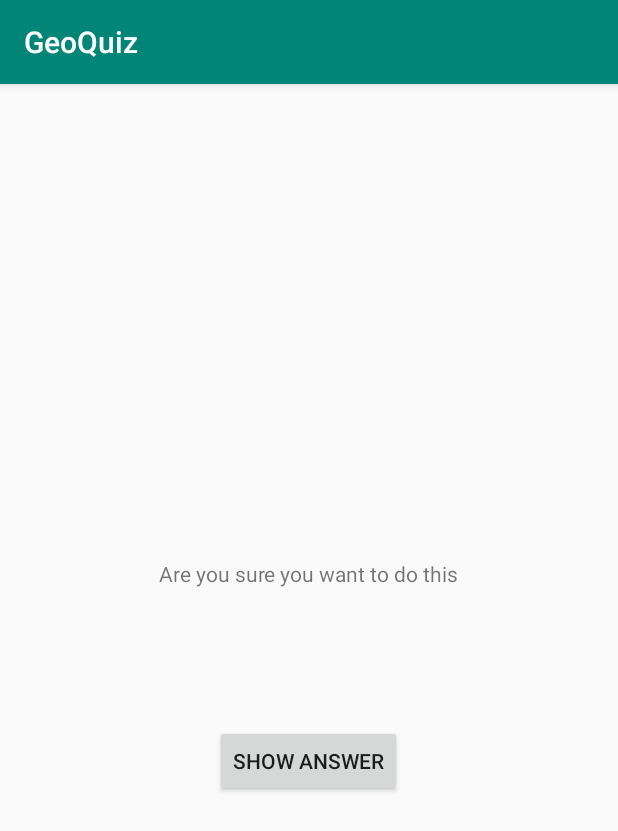
After one commit to Frankie97Liu/GeoQuiz, an Android app: the CheatActivity screen opened directly, with no data from a screen before it, on a phone screen of 412 x 824 dp. The commit adds this screen. Shown: the top 831 px of the screen. Run offline under Robolectric (Android 15) with nearby library versions, the phone set to English and light mode, and no system bars.

Commit message:
使用intent extra

```diff
--- a/app/src/main/AndroidManifest.xml
+++ b/app/src/main/AndroidManifest.xml
@@ -9,6 +9,7 @@
         android:roundIcon="@mipmap/ic_launcher_round"
         android:supportsRtl="true"
         android:theme="@style/AppTheme">
+        <activity android:name=".CheatActivity"></activity>
         <activity android:name=".MainActivity">
             <intent-filter>
                 <action android:name="android.intent.action.MAIN" />
--- /dev/null
+++ b/app/src/main/java/com/example/geoquiz/CheatActivity.java
@@ -0,0 +1,28 @@
+package com.example.geoquiz;
+
+import androidx.appcompat.app.AppCompatActivity;
+
+import android.content.Context;
+import android.content.Intent;
+import android.os.Bundle;
+
+public class CheatActivity extends AppCompatActivity {
+
+    private static final String EXTRA_ANSWER_IS_TRUE = "com.example.geoquiz.answer_is_true";
+
+    private boolean mAnswerIsTrue;
+
+    public static Intent newIntent(Context packageContext,boolean answerIsTrue){
+        Intent intent = new Intent(packageContext,CheatActivity.class);
+        intent.putExtra(EXTRA_ANSWER_IS_TRUE,answerIsTrue);
+        return intent;
+    }
+    @Override
+    protected void onCreate(Bundle savedInstanceState) {
+        super.onCreate(savedInstanceState);
+        setContentView(R.layout.activity_cheat);
+
+        //获取extra
+        mAnswerIsTrue = getIntent().getBooleanExtra(EXTRA_ANSWER_IS_TRUE,false);
+    }
+}
--- /dev/null
+++ b/app/src/main/res/layout/activity_cheat.xml
@@ -0,0 +1,27 @@
+<?xml version="1.0" encoding="utf-8"?>
+<LinearLayout xmlns:android="http://schemas.android.com/apk/res/android"
+    xmlns:tools="http://schemas.android.com/tools"
+    android:orientation="vertical"
+    android:layout_width="match_parent"
+    android:layout_height="match_parent"
+    android:gravity="center"
+    tools:context=".MainActivity">
+
+    <TextView
+        android:layout_width="wrap_content"
+        android:layout_height="wrap_content"
+        android:padding="24dp"
+        android:text="@string/warning_text"/>
+    <TextView
+        android:id="@+id/answer_text_view"
+        android:layout_width="wrap_content"
+        android:layout_height="wrap_content"
+        android:padding="24dp"
+        tools:text="Answer"/>
+    <Button
+        android:id="@+id/show_answer_button"
+        android:layout_width="wrap_content"
+        android:layout_height="wrap_content"
+        android:text="@string/show_answer_button"/>
+
+</LinearLayout>
--- a/app/src/main/res/values/strings.xml
+++ b/app/src/main/res/values/strings.xml
@@ -14,4 +14,9 @@
     <string name="question_americas">The Amazon River is the longest river in the Americas.</string>
     <string name="question_asia">Lake Baikal is the world\'s oldest and deepest freshwater lake. </string>
 
+    <string name="warning_text">Are you sure you want to do this</string>
+    <string name="show_answer_button">Show Answer</string>
+    <string name="cheat_button">Cheat!</string>
+    <string name="judgement_toast">Cheating is wrong</string>
+
 </resources>
```
Also changed, not shown: app/src/main/java/com/example/geoquiz/MainActivity.java (+15 -0 lines), app/src/main/res/layout-land/activity_main.xml (+8 -0 lines), app/src/main/res/layout/activity_main.xml (+7 -0 lines).
